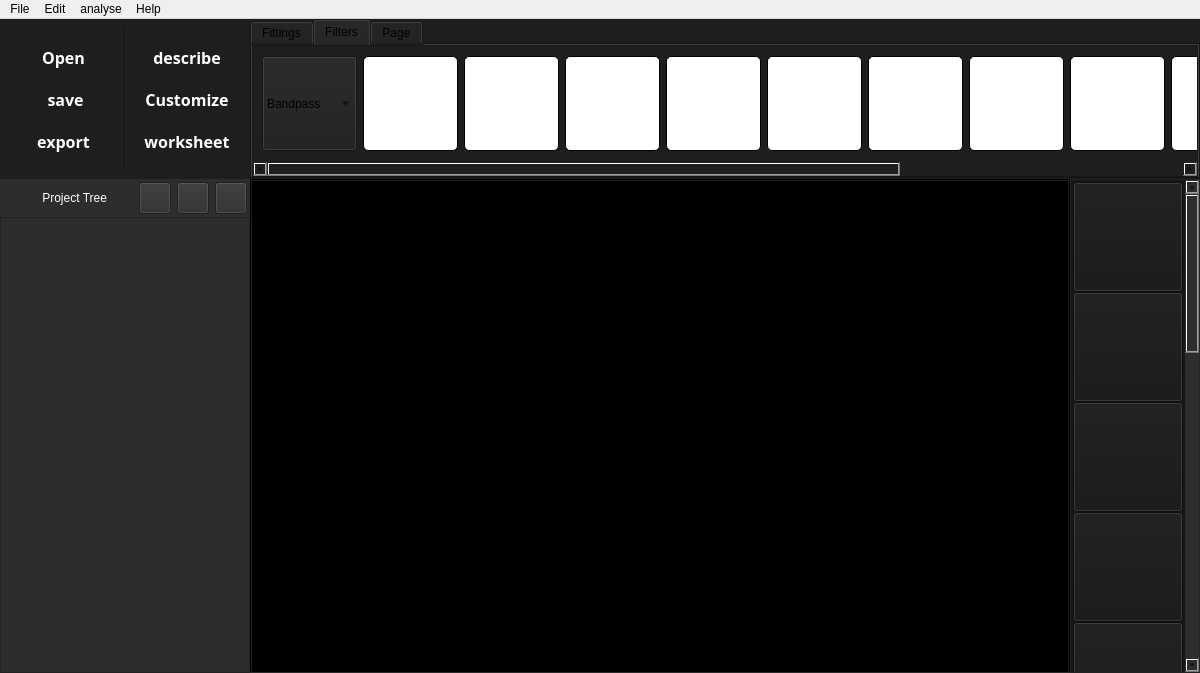
Above: form.ui from Meliani-Mehdi/Graphite_QT before the change. Below: the same form after it.
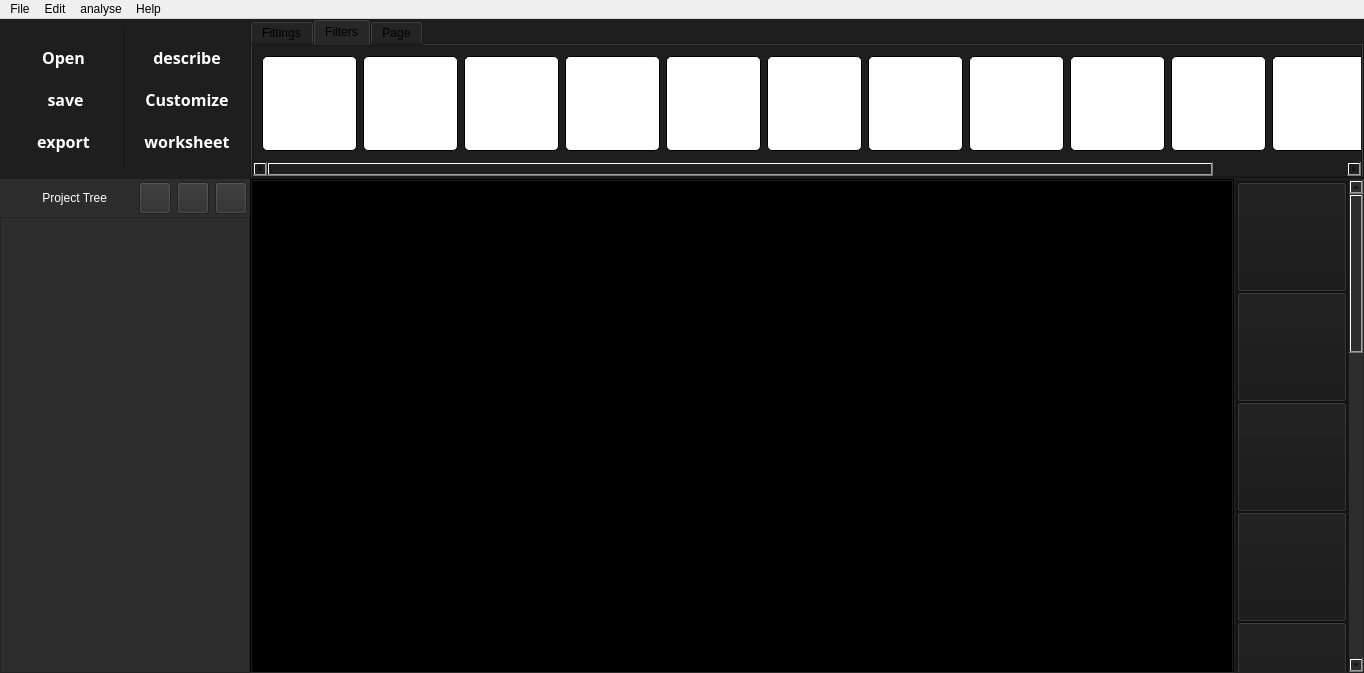
That is the form after the change. The open tabs and pages were chosen to show the change. Icons and pictures are not drawn.

Commit message: filters icons good

The edit to the form file:
```diff
--- a/form.ui
+++ b/form.ui
@@ -6,7 +6,7 @@
    <rect>
     <x>0</x>
     <y>0</y>
-    <width>1200</width>
+    <width>1364</width>
     <height>673</height>
    </rect>
   </property>
@@ -797,45 +797,11 @@
                    <rect>
                     <x>0</x>
                     <y>0</y>
-                    <width>1371</width>
+                    <width>1270</width>
                     <height>113</height>
                    </rect>
                   </property>
                   <layout class="QHBoxLayout" name="horizontalLayout_6">
-                   <item>
-                    <widget class="QComboBox" name="passe">
-                     <property name="minimumSize">
-                      <size>
-                       <width>95</width>
-                       <height>95</height>
-                      </size>
-                     </property>
-                     <property name="maximumSize">
-                      <size>
-                       <width>95</width>
-                       <height>95</height>
-                      </size>
-                     </property>
-                     <property name="toolTip">
-                      <string>Bandpass</string>
-                     </property>
-                     <item>
-                      <property name="text">
-                       <string>Bandpass</string>
-                      </property>
-                     </item>
-                     <item>
-                      <property name="text">
-                       <string>Highpass</string>
-                      </property>
-                     </item>
-                     <item>
-                      <property name="text">
-                       <string>Lowpass</string>
-                      </property>
-                     </item>
-                    </widget>
-                   </item>
                    <item>
                     <widget class="QPushButton" name="lowpass">
                      <property name="minimumSize">
@@ -2167,7 +2133,7 @@
     <rect>
      <x>0</x>
      <y>0</y>
-     <width>1200</width>
+     <width>1364</width>
      <height>22</height>
     </rect>
    </property>
```
Left out of the diff: 4 changed lines with no effect on the pictures. The commit also changes 2 other files.
